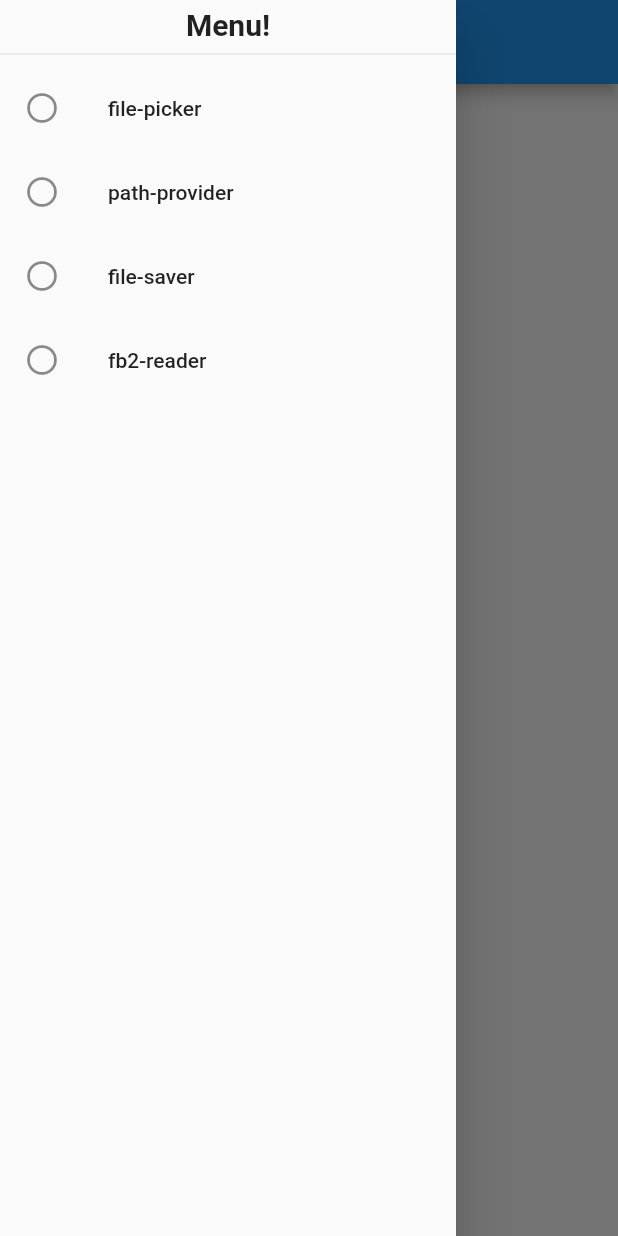
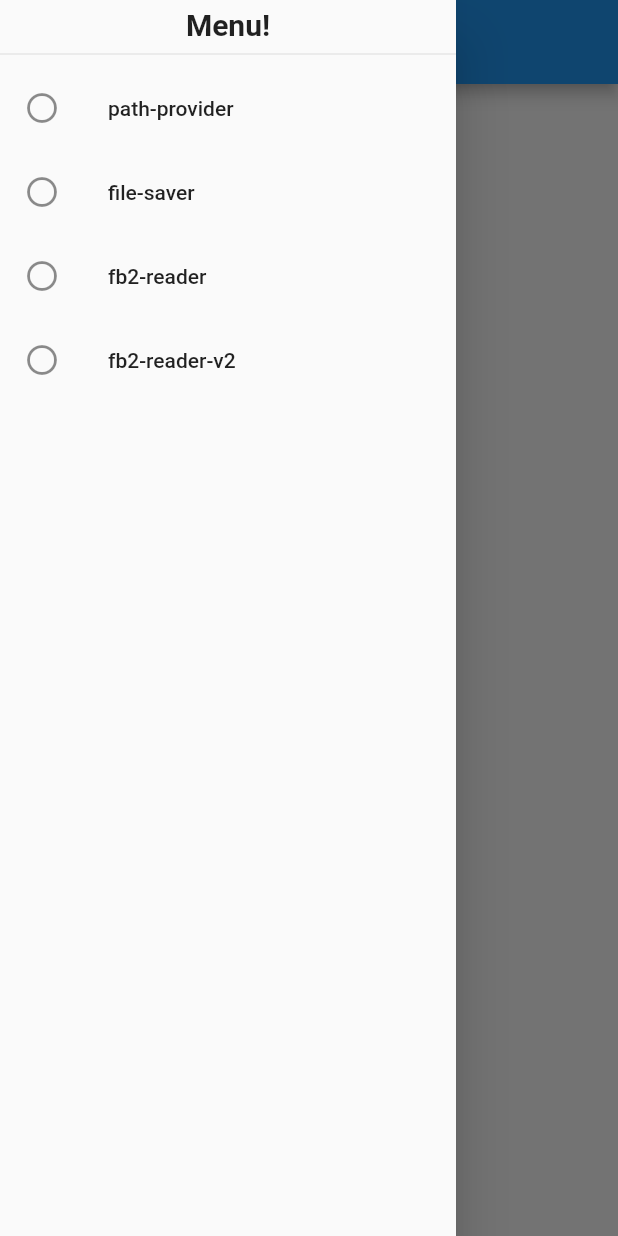
Before and after one commit to StireArLankar/flutter_fb2_reader, a Flutter app: the screen it shows after launch, with the side drawer open, on a phone screen of 412 x 824 dp. Run offline on Flutter 3.47's test engine with Material 2 defaults, Android fonts, the phone set to English and light mode, and no system bars; our stand-ins replace file_picker, pull_to_refresh, scrollable_positioned_list, sticky_headers.

Commit message:
Added second reader

```diff
--- a/lib/drawer.dart
+++ b/lib/drawer.dart
@@ -1,20 +1,39 @@
 import 'package:flutter/material.dart';
 
 import 'fb2_reader.dart';
+import 'fb2_reader_v2.dart';
+import 'file_reader.dart';
+import 'file_saver.dart';
+import 'path_provider.dart';
+
+final routesArray = const [
+  FileReaderScreen.pathName,
+  PathProviderScreen.pathName,
+  FileSaverScreen.pathName,
+  FB2ReaderScreen.pathName,
+  FB2ReaderScreenV2.pathName
+];
 
 class AppDrawer extends StatelessWidget {
+  final List<String> routes;
+
+  factory AppDrawer(String currentRoute) {
+    final routes = routesArray.where((item) => item != currentRoute).toList();
+    return AppDrawer._internal(routes);
+  }
+
+  AppDrawer._internal(this.routes);
+
   Widget buildLink(BuildContext context, String title, String route) {
     return ListTile(
       leading: const Icon(Icons.panorama_fish_eye),
       title: Text(title),
-      onTap: () {
-        Navigator.of(context).pushReplacementNamed(route);
-      },
+      onTap: () => Navigator.of(context).pushReplacementNamed(route),
     );
   }
 
   @override
-  Widget build(BuildContext context) {
+  Widget build(BuildContext ctx) {
     return Drawer(
       child: SafeArea(
         child: Column(
@@ -27,16 +46,10 @@ class AppDrawer extends StatelessWidget {
             Divider(),
             Expanded(
               child: SingleChildScrollView(
-                child: Column(children: [
-                  buildLink(context, 'file-picker', 'file-picker'),
-                  buildLink(context, 'path-provider', 'path-provider'),
-                  buildLink(context, 'file-saver', 'file-saver'),
-                  buildLink(
-                    context,
-                    FB2ReaderScreen.pathName,
-                    FB2ReaderScreen.pathName,
-                  ),
-                ]),
+                child: Column(
+                  children:
+                      routes.map((item) => buildLink(ctx, item, item)).toList(),
+                ),
               ),
             ),
           ],
--- a/lib/file_reader.dart
+++ b/lib/file_reader.dart
@@ -6,12 +6,14 @@ import 'package:file_picker/file_picker.dart';
 import 'drawer.dart';
 
 class FileReaderScreen extends StatelessWidget {
+  static const String pathName = 'file-picker';
+
   @override
   Widget build(BuildContext context) {
     return Scaffold(
       body: Center(child: FilePickerDemo()),
       appBar: AppBar(title: const Text('File Picker example app')),
-      drawer: AppDrawer(),
+      drawer: AppDrawer(FileReaderScreen.pathName),
     );
   }
 }
--- a/lib/file_saver.dart
+++ b/lib/file_saver.dart
@@ -7,14 +7,16 @@ import 'package:path_provider/path_provider.dart';
 import 'drawer.dart';
 
 class FileSaverScreen extends StatelessWidget {
+  static const String pathName = 'file-saver';
+
   @override
   Widget build(BuildContext context) {
     return Scaffold(
       body: Center(
         child: FileSaverApp(storage: CounterStorage()),
       ),
-      appBar: AppBar(title: const Text('Path provider example')),
-      drawer: AppDrawer(),
+      appBar: AppBar(title: const Text('File saver example')),
+      drawer: AppDrawer(FileSaverScreen.pathName),
     );
   }
 }
--- a/lib/path_provider.dart
+++ b/lib/path_provider.dart
@@ -7,12 +7,14 @@ import 'package:path_provider/path_provider.dart';
 import 'drawer.dart';
 
 class PathProviderScreen extends StatelessWidget {
+  static const String pathName = 'path-provider';
+
   @override
   Widget build(BuildContext context) {
     return Scaffold(
       body: Center(child: PathProviderApp()),
       appBar: AppBar(title: const Text('Path provider example')),
-      drawer: AppDrawer(),
+      drawer: AppDrawer(PathProviderScreen.pathName),
     );
   }
 }
--- a/lib/router.dart
+++ b/lib/router.dart
@@ -2,20 +2,23 @@ import 'package:flutter/material.dart';
 
 import 'drawer.dart';
 import 'fb2_reader.dart';
+import 'fb2_reader_v2.dart';
 import 'file_reader.dart';
 import 'file_saver.dart';
 import 'path_provider.dart';
 
 Route<dynamic> generateRoutes(RouteSettings settings) {
   switch (settings.name) {
-    case 'file-picker':
+    case FileReaderScreen.pathName:
       return MaterialPageRoute(builder: (_) => FileReaderScreen());
-    case 'path-provider':
+    case PathProviderScreen.pathName:
       return MaterialPageRoute(builder: (_) => PathProviderScreen());
-    case 'file-saver':
+    case FileSaverScreen.pathName:
       return MaterialPageRoute(builder: (_) => FileSaverScreen());
     case FB2ReaderScreen.pathName:
       return MaterialPageRoute(builder: (_) => FB2ReaderScreen());
+    case FB2ReaderScreenV2.pathName:
+      return MaterialPageRoute(builder: (_) => FB2ReaderScreenV2());
     default:
       return MaterialPageRoute(builder: (_) => DefaultScreen(settings.name));
   }
@@ -33,7 +36,7 @@ class DefaultScreen extends StatelessWidget {
         child: Text('No route defined for $name'),
       ),
       appBar: AppBar(),
-      drawer: AppDrawer(),
+      drawer: AppDrawer(''),
     );
   }
 }
--- a/pubspec.yaml
+++ b/pubspec.yaml
@@ -17,6 +17,7 @@ environment:
   sdk: '>=2.2.2 <3.0.0'
 
 dependencies:
+  pull_to_refresh: ^1.5.7
   sticky_headers: '^0.1.8'
   scrollable_positioned_list: ^0.1.5
   xml: ^4.1.0
```
Also changed, not shown: lib/fb2_reader.dart (+16 -9 lines), lib/fb2_reader_v2.dart (added, +223 -0 lines), pubspec.lock.
